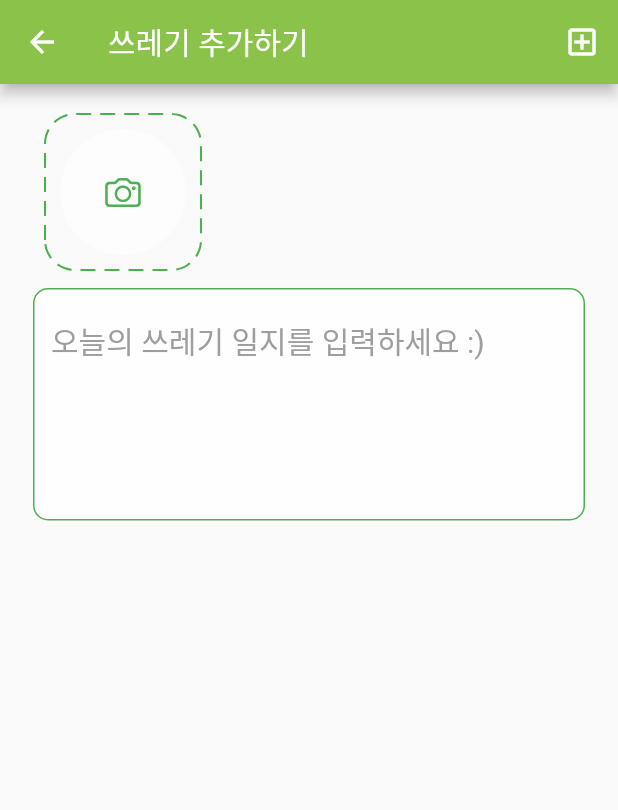
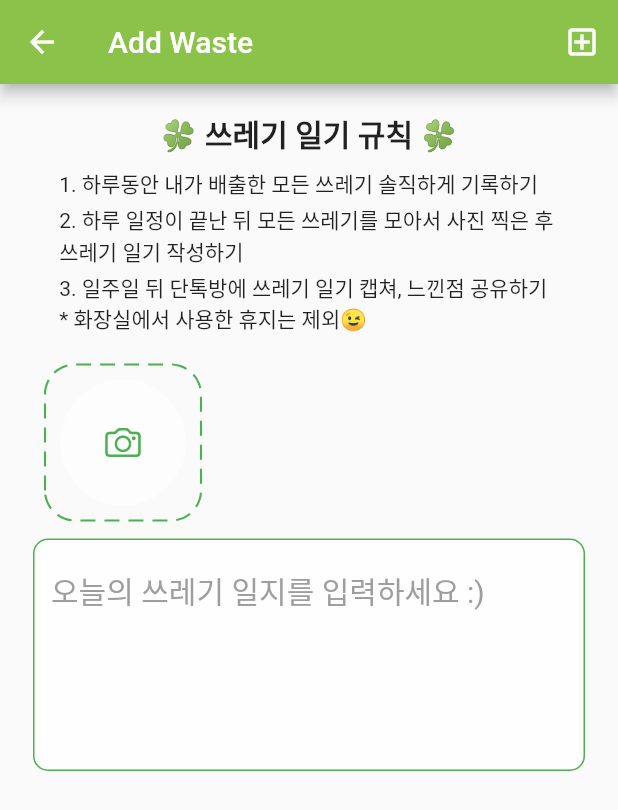
Before and after one commit to shinjoo95/mungan_eco, a Flutter app: the screen it shows once a user with an empty profile is signed in, item 2 of the bottom bar chosen, after a tap on the "create" icon, on a phone screen of 412 x 824 dp. Shown: the top 810 px of the screen. Run offline on Flutter 3.47's test engine with Material 2 defaults, Android fonts, the phone set to English and light mode, and no system bars; drawn by our look-alikes of dotted_border; our stand-ins replace carousel_slider, cloud_firestore, firebase_auth, firebase_core, firebase_storage, get and 3 more; missing offline and left inert: flutterfire_ui; accounts and stored records are empty.

Commit message:
설명 추가

```diff
--- a/lib/create/create_page.dart
+++ b/lib/create/create_page.dart
@@ -30,10 +30,10 @@ class _CreatePageState extends State<CreatePage> {
     return Scaffold(
       appBar: AppBar(
         backgroundColor: Colors.lightGreen,
-        title: Text('쓰레기 추가하기'),
+        title: Text('Add Waste'),
         actions: [
           IconButton(
-              onPressed: () async{
+              onPressed: () async {
                 if (_image != null && _titleTextController.text.isNotEmpty) {
                   setState(() {
                     isLoading = true;
@@ -42,7 +42,7 @@ class _CreatePageState extends State<CreatePage> {
                   setState(() {
                     isLoading = false;
                   });
-                  if(mounted){
+                  if (mounted) {
                     Navigator.pop(context);
                   }
                 }
@@ -55,7 +55,28 @@ class _CreatePageState extends State<CreatePage> {
         child: SingleChildScrollView(
           child: Column(
             children: [
-              if(isLoading) CircularProgressIndicator(),
+              SizedBox(height: 10),
+              Padding(
+                padding: const EdgeInsets.all(8.0),
+                child: Container(
+                    child: Text(
+                  '🍀 쓰레기 일기 규칙 🍀',
+                  style: TextStyle(fontSize: 20, fontWeight: FontWeight.bold),
+                )),
+              ),
+              Column(
+                crossAxisAlignment: CrossAxisAlignment.start,
+                children: [
+                  Text('1. 하루동안 내가 배출한 모든 쓰레기 솔직하게 기록하기'),
+                  SizedBox(height: 3),
+                  Text('2. 하루 일정이 끝난 뒤 모든 쓰레기를 모아서 사진 찍은 후 '),
+                  Text('쓰레기 일기 작성하기'),
+                  SizedBox(height: 3),
+                  Text('3. 일주일 뒤 단톡방에 쓰레기 일기 캡쳐, 느낀점 공유하기'),
+                  Text('* 화장실에서 사용한 휴지는 제외😉'),
+                ],
+              ),
+              if (isLoading) CircularProgressIndicator(),
               SizedBox(height: 20),
               ImagePicField(),
               writeTextField(),
@@ -90,6 +111,7 @@ class _CreatePageState extends State<CreatePage> {
       ),
     );
   }
+
   Widget ImagePicField() {
     return Row(
       mainAxisAlignment: MainAxisAlignment.start,
@@ -152,7 +174,6 @@ class _CreatePageState extends State<CreatePage> {
                 ),
               ),
         SizedBox(width: 10),
-        if (_image != null) Container(child: Text('내용을 입력 해주세요'))
       ],
     );
   }
--- a/lib/tab/search/search_page.dart
+++ b/lib/tab/search/search_page.dart
@@ -1,6 +1,7 @@
 import 'package:cloud_firestore/cloud_firestore.dart';
 import 'package:flutter/material.dart';
 import 'package:get/get.dart';
+import 'package:url_launcher/url_launcher.dart';
 import 'package:youth_ecoapp/create/create_page.dart';
 import 'package:youth_ecoapp/detail_post/detail_post_page.dart';
 import 'package:youth_ecoapp/tab/search/search_model.dart';
@@ -19,7 +20,7 @@ class SearchPage extends StatelessWidget {
     final model = SearchModel();
     return Scaffold(
       appBar: AppBar(
-        title: Text('오늘의 쓰레기 🗑️', style: TextStyle(fontWeight: FontWeight.bold),),
+        title: Text('🌟 waste diary 🌟', style: TextStyle(fontWeight: FontWeight.bold),),
         backgroundColor: Colors.lightGreen,
       ),
       body:
@@ -27,9 +28,19 @@ class SearchPage extends StatelessWidget {
         child: Column(
           children: [
             Container(
-              child: Text('달력자리'),
-              height: 300,
+              child: Column(
+                children: [
+                  Padding(
+                    padding: const EdgeInsets.all(8.0),
+                    child: Text('내가 배출한 쓰레기들을 다시 내눈으로 확인하면서 👀', style: TextStyle(fontWeight: FontWeight.w600),
+                    ),
+                  ),
+                  Text('무심코 버리던 쓰레기에 대한 시선을 바꾸기 위한 프로젝트', style: TextStyle(fontWeight: FontWeight.w600)),
+                ],
+              ),
             ),
+            Divider(),
+            SizedBox(height: 200),
             Divider(),
             Padding(
               padding: const EdgeInsets.all(2.0),
@@ -49,12 +60,11 @@ class SearchPage extends StatelessWidget {
                   List<Post> posts = snapshot.data!.docs.map((e) => e.data() ).toList();
 
                   return GridView.builder(
-                    scrollDirection: Axis.vertical,
                     shrinkWrap: true,
                     itemCount: posts.length,
                     gridDelegate: SliverGridDelegateWithFixedCrossAxisCount(
-                      crossAxisCount: 3,
-                        childAspectRatio: 7/9
+                      crossAxisCount: 4,
+                        childAspectRatio: 4/5
                     ),
                     itemBuilder: (BuildContext context, int index) {
                       final post = posts[index];
@@ -64,8 +74,8 @@ class SearchPage extends StatelessWidget {
                             Get.to(DetailPostPage(post: post));
                           },
                           child: Card(
-                            elevation: 3.0,
-                            margin: EdgeInsets.all(5.0),
+                            elevation: 1.0,
+                            margin: EdgeInsets.all(3.0),
                             child: Column(
                               crossAxisAlignment: CrossAxisAlignment.center,
                               children: [
@@ -106,6 +116,7 @@ class SearchPage extends StatelessWidget {
                 }
               ),
             ),
+            SizedBox(height: 200,)
           ],
         ),
       ),
```
